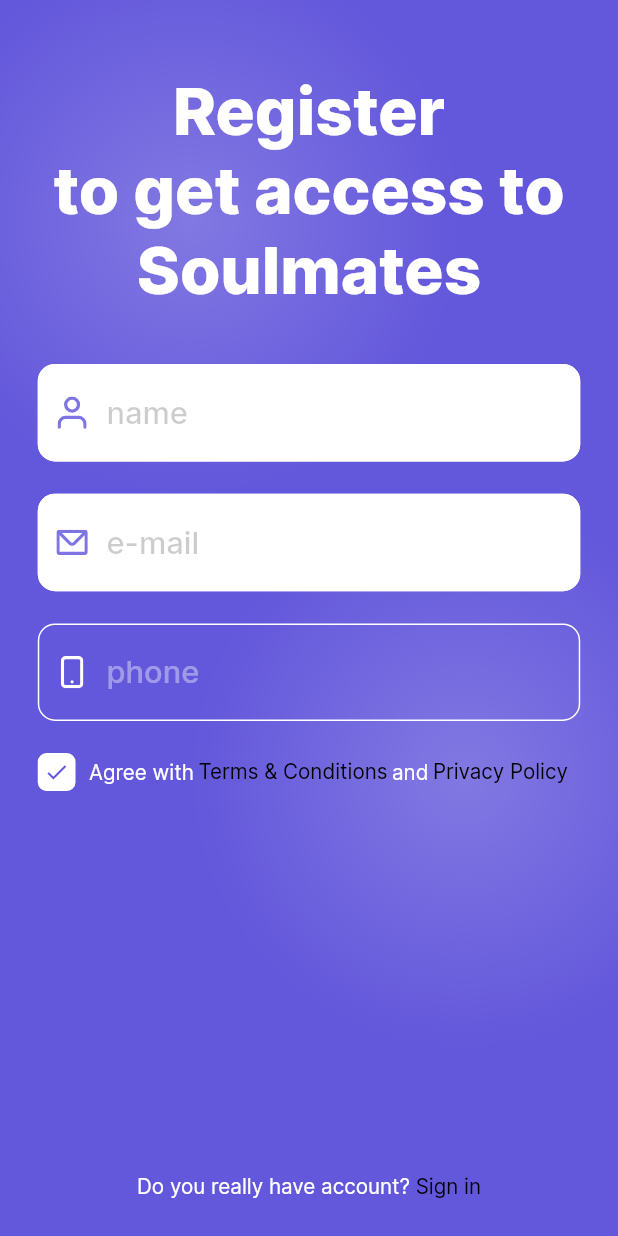
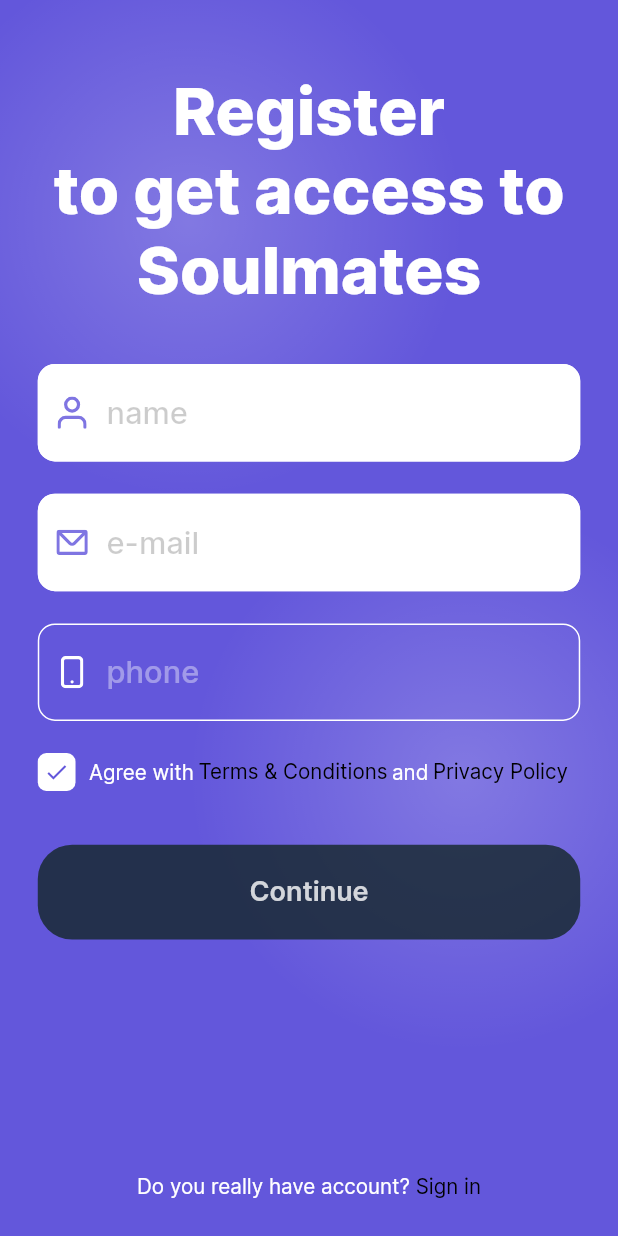
Before and after one commit to GhostuSs/app_meditation, a Flutter app: the AuthScreen screen opened directly, on a phone screen of 412 x 824 dp. Run offline on Flutter 3.47's test engine with Material 2 defaults, Android fonts, the phone set to English and light mode, and no system bars; our stand-ins replace bloc, flutter_bloc, flutter_screenutil, flutter_svg, geolocator, hive and 5 more; missing offline and left inert: appsflyer_sdk, audio_session, clipboard, device_information, onesignal_flutter, regexed_validator; accounts and stored records are empty; generated files the repository leaves out were written again.

Commit message:
'Features: edits auth button'

```diff
--- a/lib/domain/urls/config.dart
+++ b/lib/domain/urls/config.dart
@@ -1,4 +1,6 @@
 abstract class AppConfig {
   static const String yandexApiKey = '97f45090-a25f-4421-bcda-5c3e96100afd';
   static const String oneSignalApiKey = '04a09b14-c1d8-41e0-af94-24cc28c7b231';
+  static const String afDevKey = 'ch3sxy26Jk7bCD3UxEpmy7';
+  static const String appID = '1673399197';
 }
--- a/lib/ui/ui/auth/auth_screen.dart
+++ b/lib/ui/ui/auth/auth_screen.dart
@@ -179,9 +179,9 @@
                         ],
                       ),
                     ),
-                    if (cubit.state.correct == true)
                       MainButton(
                         label: applocale.continu,
+                        isActive: state.correct==true,
                         onTap: () => cubit.navigateToReason(
                             context: context,
                             name: nameController.text,
--- a/lib/ui/uikit/main_button.dart
+++ b/lib/ui/uikit/main_button.dart
@@ -8,8 +8,10 @@
     Key? key,
     this.onTap,
     this.width,
+    this.isActive,
     required this.label,
   }) : super(key: key);
+  final bool? isActive;
   final VoidCallback? onTap;
   final double? width;
   final String label;
@@ -17,7 +19,7 @@
   @override
   Widget build(BuildContext context) {
     return InkWell(
-      onTap: onTap,
+      onTap: isActive!=true&&isActive!=null ? null :onTap,
       hoverColor: Colors.transparent,
       focusColor: Colors.transparent,
       borderRadius: BorderRadius.circular(20.r),
@@ -25,14 +27,14 @@
         height: 53.h,
         width: width,
         decoration: BoxDecoration(
-          color: AppColors.black,
+          color: isActive!=null ? isActive==true ? AppColors.black : AppColors.darkGray.withOpacity(0.8) :AppColors.black,
           borderRadius: BorderRadius.circular(20.r),
         ),
         child: Center(
           child: Text(
             label,
             style: AppTypography.mainStyle
-                .copyWith(fontSize: 18, fontWeight: FontWeight.w600),
+                .copyWith(fontSize: 18, fontWeight: FontWeight.w600,color: isActive!=null ? isActive==true ? AppColors.white : AppColors.white.withOpacity(0.8) :AppColors.white),
           ),
         ),
       ),
--- a/pubspec.yaml
+++ b/pubspec.yaml
@@ -34,9 +34,10 @@
   flutter_svg: ^1.1.6
   regexed_validator: ^2.0.0+1
   clipboard: ^0.1.3
-  flutter_facebook_sdk: ^1.0.0
+#  flutter_facebook_sdk: ^1.0.0
   geolocator: ^9.0.2
   device_information: ^0.0.4
+  firebase_analytics: ^10.1.4
 
 dev_dependencies:
   dart_code_metrics: ^5.4.0
```
Also changed, not shown: lib/main.dart (+31 -3 lines), lib/ui/ui/home/home_screen.dart (+2 -7 lines), pubspec.lock, 4 other files.
